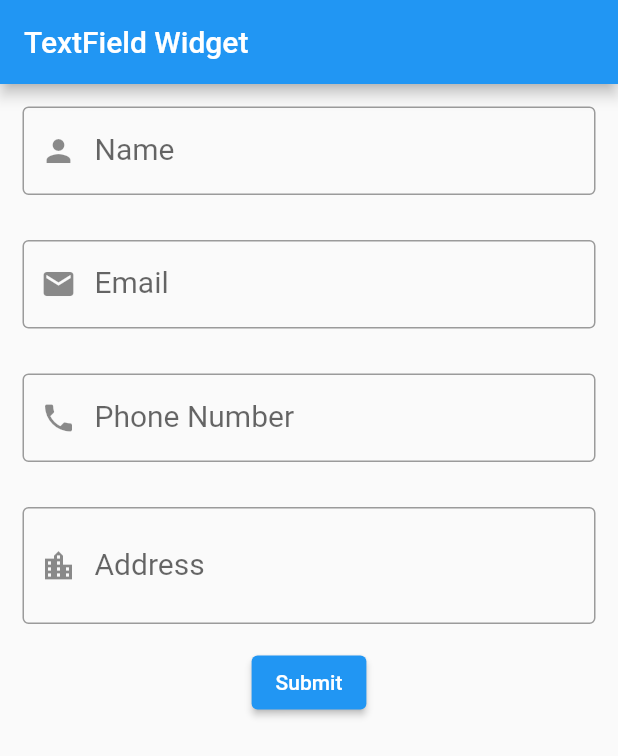
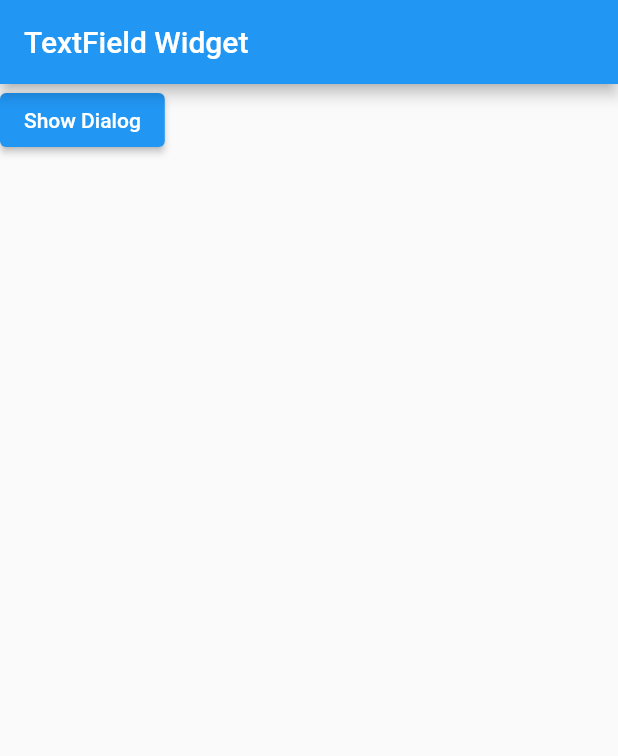
Before and after one commit to imafzalakram/flutter_demos, a Flutter app: the screen it shows after launch, on a phone screen of 412 x 824 dp. Shown: the top 756 px of the screen. Run offline on Flutter 3.47's test engine with Material 2 defaults, Android fonts, the phone set to English and light mode, and no system bars.

Commit message:
Dialog Box

```diff
--- a/lib/main.dart
+++ b/lib/main.dart
@@ -16,73 +16,38 @@ void main() {
 class MyClass extends StatelessWidget {
   @override
   Widget build(BuildContext context) {
-    return Container(
-      child: Column(
-        children: [
-          Padding(
-            padding: const EdgeInsets.all(15.0),
-            child: TextField(
-              decoration: InputDecoration(
-                  labelText: "Name",
-                  hintText: "Enter Name",
-                  labelStyle: TextStyle(fontSize: 20.0),
-                  border: OutlineInputBorder(),
-                  prefixIcon: Icon(Icons.person),
-                  filled: false,
-                  fillColor: Colors.black12),
-              keyboardType: TextInputType.name,
-            ),
-          ),
-          Padding(
-            padding: const EdgeInsets.all(15.0),
-            child: TextField(
-              decoration: InputDecoration(
-                  labelText: "Email",
-                  hintText: "Enter Email Address",
-                  labelStyle: TextStyle(fontSize: 20.0),
-                  border: OutlineInputBorder(),
-                  prefixIcon: Icon(Icons.email),
-                  filled: false,
-                  fillColor: Colors.black12),
-              keyboardType: TextInputType.emailAddress,
-            ),
-          ),
-          Padding(
-            padding: const EdgeInsets.all(15.0),
-            child: TextField(
-              decoration: InputDecoration(
-                  labelText: "Phone Number",
-                  hintText: "Enter Phone Number",
-                  labelStyle: TextStyle(fontSize: 20.0),
-                  border: OutlineInputBorder(),
-                  prefixIcon: Icon(Icons.phone),
-                  filled: false,
-                  fillColor: Colors.black12),
-              keyboardType: TextInputType.phone,
-            ),
-          ),
-          Padding(
-            padding: const EdgeInsets.all(15.0),
-            child: TextField(
-              decoration: InputDecoration(
-                  labelText: "Address",
-                  hintText: "Enter Address",
-                  labelStyle: TextStyle(fontSize: 20.0),
-                  border: OutlineInputBorder(),
-                  prefixIcon: Icon(Icons.location_city),
-                  filled: false,
-                  fillColor: Colors.black12),
-              keyboardType: TextInputType.streetAddress,
-              maxLines: 2,
-            ),
-          ),
-          ElevatedButton(
-              onPressed: () {
-
-              },
-              child: Text("Submit"))
-        ],
-      ),
+    return ElevatedButton(
+      child: Text("Show Dialog"),
+      onPressed: () {
+        openAlertBox(context);
+      },
     );
   }
+
+  openAlertBox(BuildContext context) {
+    // here we will write a code to display a AlertBox
+    AlertDialog alertDialog = AlertDialog(
+      title: Text(
+        "Alert",
+        style: TextStyle(color: Colors.white),
+      ),
+      content: Text(
+        "Are you sure to submit this form?",
+        style: TextStyle(color: Colors.white),
+      ),
+      actions: [
+        TextButton(
+            onPressed: () {
+              Navigator.pop(context);
+            },
+            child: Text("No")),
+        TextButton(onPressed: () {}, child: Text("Yes")),
+      ],
+    );
+    showDialog(
+        context: context,
+        builder: (context) {
+          return alertDialog;
+        });
+  }
 }
```
